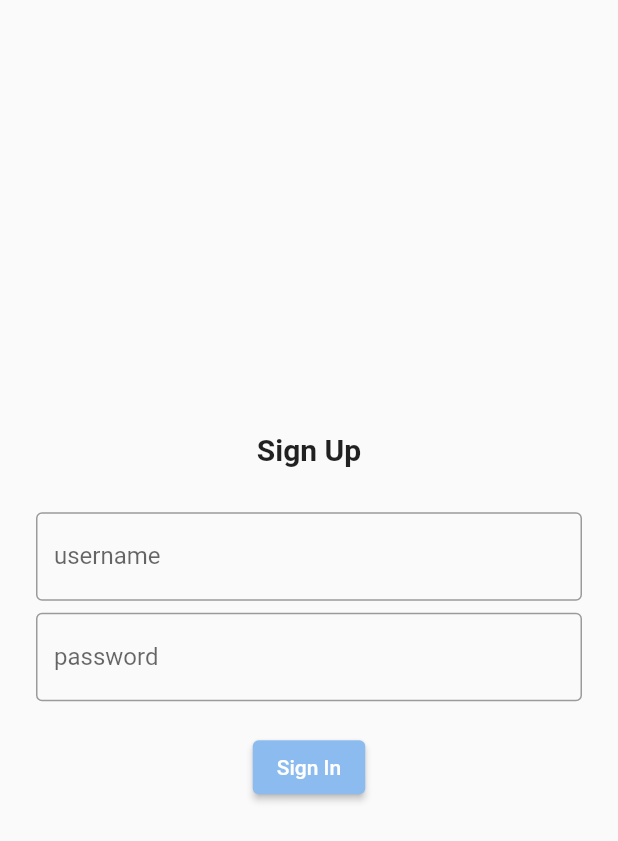
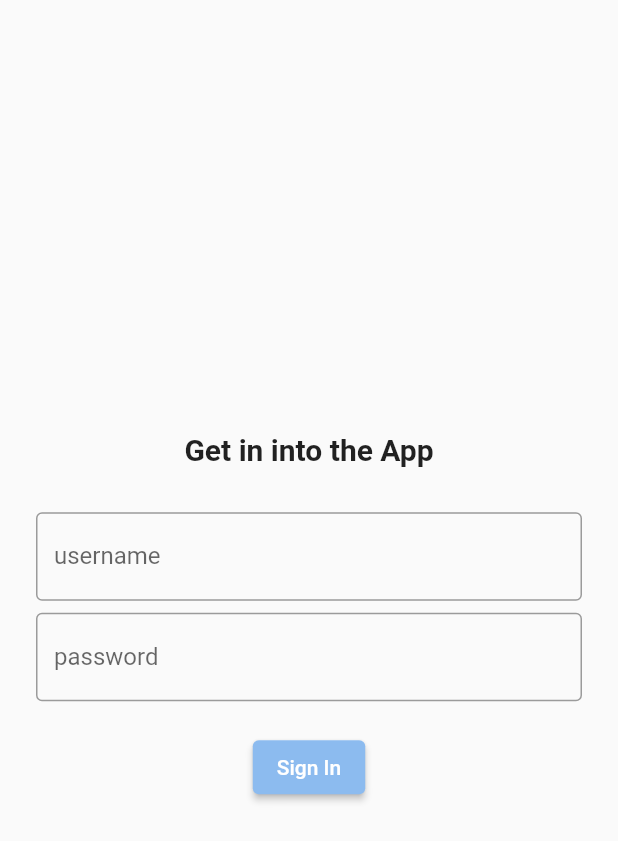
Before and after one commit to lypsisrudiansyah/bloc_practice_app, a Flutter app: the screen it shows after launch, after a tap on "Auth App(BLOC Consumer)", on a phone screen of 412 x 824 dp. Shown: the top 841 px of the screen. Run offline on Flutter 3.47's test engine with Material 2 defaults, Android fonts, the phone set to English and light mode, and no system bars; our stand-ins replace bloc, flutter_bloc.

Commit message:
🐛 fix(auth_bc_bloc.dart): increase delay time to 2 seconds 🎨 style(login_screen_bc.dart): change login screen title to 'Get in into the App' 🐛 fix(counter_cubit_screen.dart): change increment to decrement in ElevatedButton widget

```diff
--- a/lib/bloc/auth_app_bc/auth_bc_bloc.dart
+++ b/lib/bloc/auth_app_bc/auth_bc_bloc.dart
@@ -8,7 +8,7 @@ class AuthBcBloc extends Bloc<AuthBcEvent, AuthBcState> {
   AuthBcBloc() : super(AuthBcInitial()) {
     on<OnAuthCalledEvent>((event, emit) async {
       emit(AuthBcLoading());
-      await Future.delayed(const Duration(microseconds: 1500));
+      await Future.delayed(const Duration(seconds: 2));
       emit(AuthBcSucceed(username: event.username));
     });
   }
--- a/lib/screen/authentication_app_with_blocConsumer/login_screen_bc.dart
+++ b/lib/screen/authentication_app_with_blocConsumer/login_screen_bc.dart
@@ -31,7 +31,7 @@ class _LoginScreenBcState extends State<LoginScreenBc> {
             mainAxisAlignment: MainAxisAlignment.center,
             children: [
               const Text(
-                'Sign Up',
+                'Get in into the App',
                 style: TextStyle(
                   fontSize: 20.0,
                   fontWeight: FontWeight.w600,
--- a/lib/screen/bloc_counter_app/counter_app_screens/counter_cubit_screen.dart
+++ b/lib/screen/bloc_counter_app/counter_app_screens/counter_cubit_screen.dart
@@ -47,7 +47,7 @@ class CounterCubitScreen extends StatelessWidget {
                         ),
                         ElevatedButton(
                           onPressed: () {
-                            context.read<CounterCubit>().increment();
+                            context.read<CounterCubit>().decrement();
                           },
                           child: const Text(
                             'Decrement',
```
